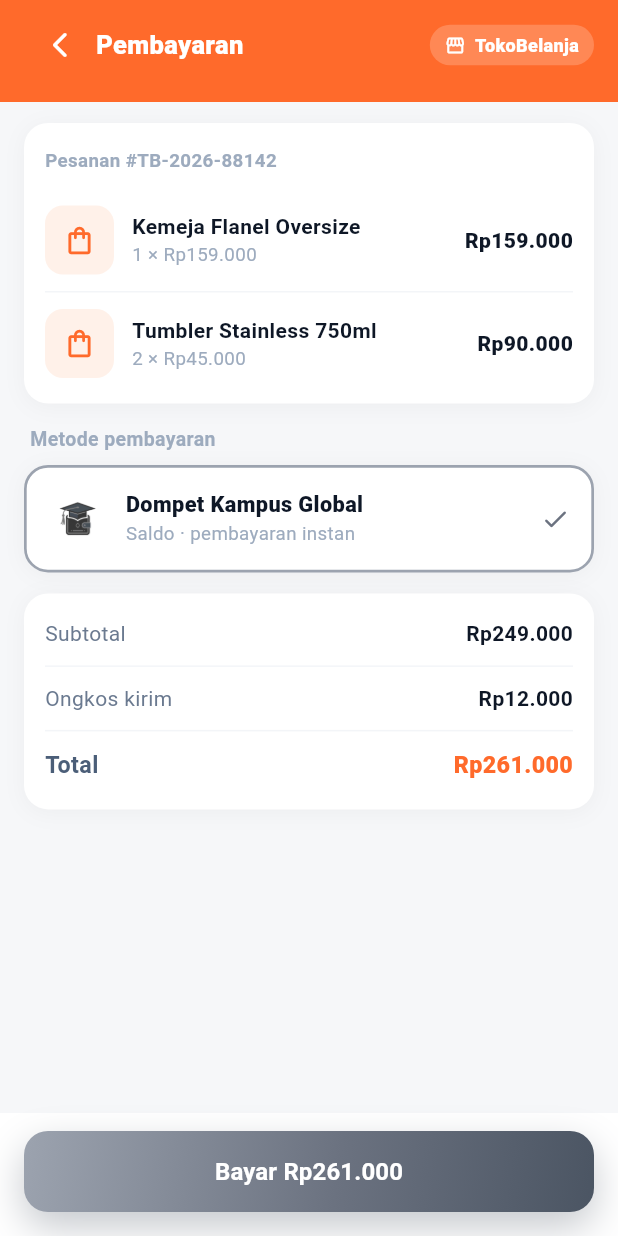
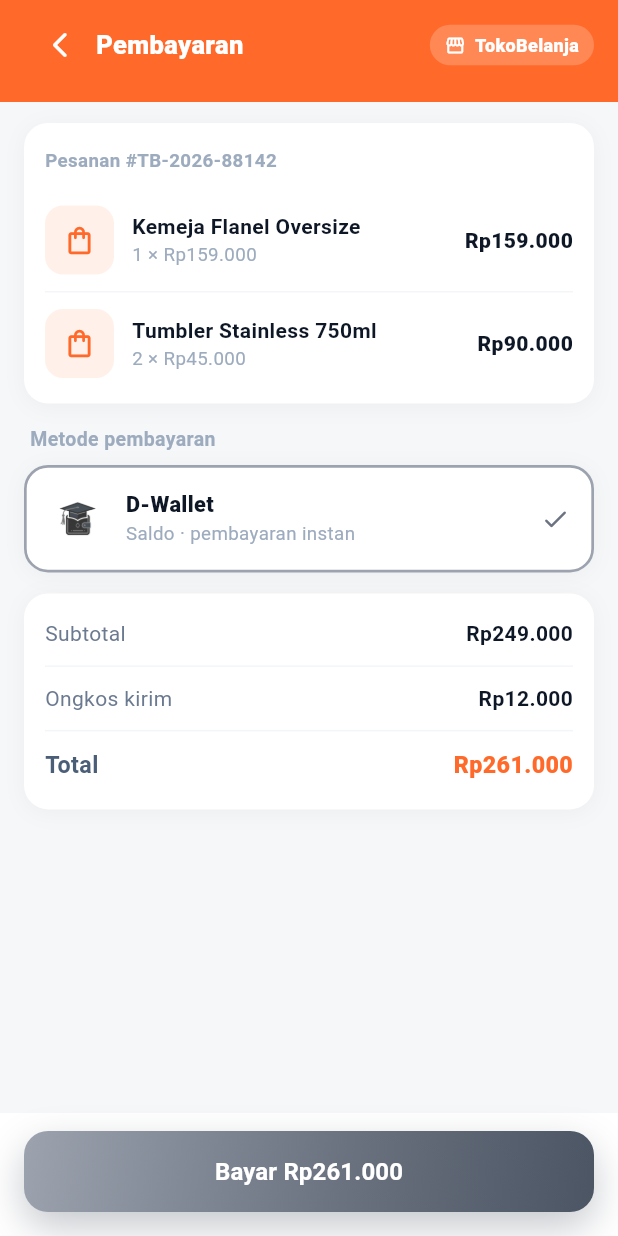
Before and after one commit to cendyal-hub/e-money_CendyAlvianto, a Flutter app: the MerchantCheckoutPage screen opened by its route, on a phone screen of 412 x 824 dp. Run offline on Flutter 3.47's test engine with Material 3 defaults, Android fonts, the phone set to English and light mode, and no system bars; our stand-ins replace app_links, dio, equatable, firebase_auth, firebase_core, flutter_bloc and 5 more; missing offline and left inert: mobile_scanner; accounts and stored records are empty; Roboto replaces fonts that are missing (PlusJakartaSans).

Commit message:
feat(ui): Sesuaikan nama E-Money di layar checkout merchant

```diff
--- a/lib/presentation/pages/merchant/merchant_checkout_page.dart
+++ b/lib/presentation/pages/merchant/merchant_checkout_page.dart
@@ -181,7 +181,7 @@ class MerchantCheckoutPage extends StatelessWidget {
                           child: Column(
                             crossAxisAlignment: CrossAxisAlignment.start,
                             children: [
-                              Text('Dompet Kampus Global',
+                              Text('D-Wallet',
                                   style: TextStyle(
                                     fontFamily: 'PlusJakartaSans',
                                     fontSize: 14.5,
```
